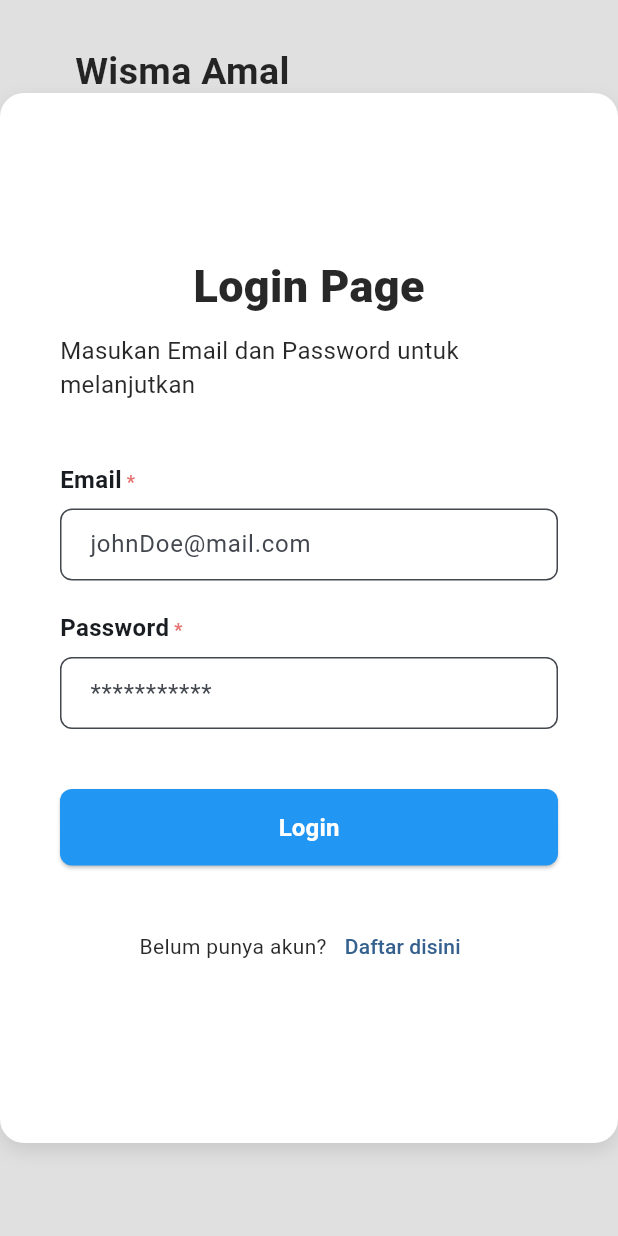
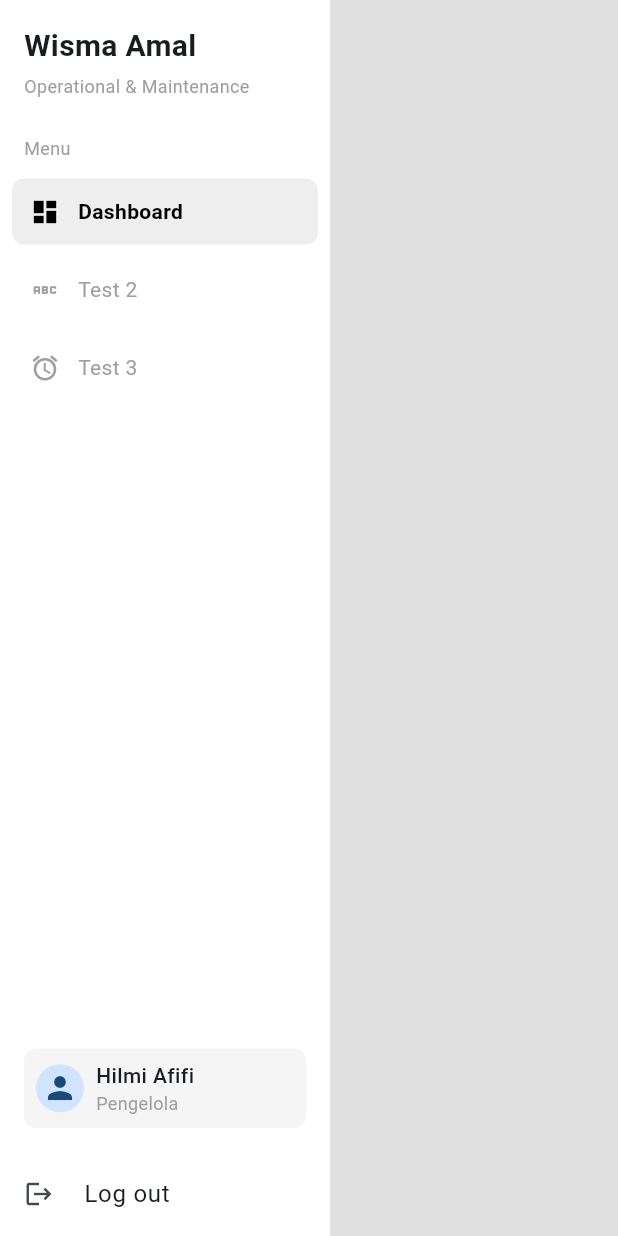
Before and after one commit to rizaldinata/fe_wisma_amal_gorontalo, a Flutter app: the screen it shows after launch, after a tap on "Login", on a phone screen of 412 x 824 dp. Run offline on Flutter 3.47's test engine with Material 3 defaults, Android fonts, the light colour scheme and no system bars; our stand-ins replace go_router, google_fonts.

Commit message:
feat(login):implement sidebar

```diff
--- a/lib/core/constant/route_constant.dart
+++ b/lib/core/constant/route_constant.dart
@@ -3,16 +3,17 @@ class RouteConstant {
   // Kalau nggak diawali / → berarti child/nested
 
   //splash page
-  static const String splashPath = '/';
-  static const String splash = 'splash';
+  static const String rootPath = '/';
+  static const String rootName = 'root';
 
   //auth page
   static const String loginPath = '/login';
-  static const String login = 'login';
+  static const String loginName = 'login';
 
-  static const String register = 'register';
   static const String registerPath = '/register';
+  static const String registerName = 'register';
 
   //dashboard page
-  static const String dashboard = '/dashboard';
+  static const String dashboardPath = '/dashboard';
+  static const String dashboardName = 'dashboard';
 }
--- a/lib/core/constant/style_constant.dart
+++ b/lib/core/constant/style_constant.dart
@@ -6,4 +6,7 @@ class StyleConstant {
   static final TextStyle customTextStyle = GoogleFonts.roboto(
     textStyle: TextStyle(color: _textColor),
   );
+  static final Color primaryColor = Colors.blue;
+  static final Color secondaryColor = Colors.blueAccent;
+  static final Color backgroundColor = Colors.grey.shade300;
 }
--- a/lib/core/navigation/go_router.dart
+++ b/lib/core/navigation/go_router.dart
@@ -1,21 +1,100 @@
 import 'package:flutter/material.dart';
 import 'package:frontend/core/constant/route_constant.dart';
+import 'package:frontend/core/constant/style_constant.dart';
 import 'package:frontend/presentation/pages/auth/login_page.dart';
 import 'package:frontend/presentation/pages/auth/register_page.dart';
+import 'package:frontend/presentation/pages/dashboard/dashboard.dart';
+import 'package:frontend/presentation/widget/sidebar.dart';
 import 'package:go_router/go_router.dart';
 
 class AppRouter {
   final GoRouter router = GoRouter(
-    initialLocation: RouteConstant.login,
+    initialLocation: RouteConstant.rootPath,
+    redirect: (context, state) {
+      // Redirect from root to login page
+      print('Current path: ${state.fullPath}');
+      if (state.fullPath == RouteConstant.rootPath) {
+        return RouteConstant.loginPath;
+      }
+      return null;
+    },
     routes: <RouteBase>[
+      // ShellRoute untuk membuat layout dasar dengan sidebar kiri
+      ShellRoute(
+        builder: (context, state, child) {
+          return Scaffold(
+            backgroundColor: StyleConstant.backgroundColor,
+            body: Row(
+              children: [
+                CustomSidebar(
+                  currentRoute: state.fullPath!,
+                  items: [
+                    SidebarItem(
+                      label: 'Dashboard',
+                      icon: Icons.dashboard,
+                      route: RouteConstant.dashboardPath,
+                    ),
+                    SidebarItem(
+                      label: 'Test 2',
+                      icon: Icons.abc,
+                      route: '/test2',
+                    ),
+                    SidebarItem(
+                      label: 'Test 3',
+                      icon: Icons.access_alarm,
+                      route: '/test3',
+                    ),
+                  ],
+                ),
+              ],
+            ),
+          );
+        },
+        routes: [
+          GoRoute(
+            path: RouteConstant.rootPath,
+            redirect: (context, state) {
+              return RouteConstant.dashboardPath;
+            },
+          ),
+          GoRoute(
+            path: RouteConstant.dashboardPath,
+            name: RouteConstant.dashboardName,
+            builder: (context, state) => DashboardPage(),
+          ),
+
+          //route testing
+          GoRoute(
+            path: '/test2',
+            name: 'test2',
+            builder: (context, state) => Center(child: Text('Test 2 Page')),
+          ),
+          GoRoute(
+            path: '/test3',
+            name: 'test3',
+            builder: (context, state) => Center(child: Text('Test 3 Page')),
+          ),
+        ],
+      ),
+
+      // regular routes
       GoRoute(
-        path: RouteConstant.login,
+        path: RouteConstant.loginPath,
+        name: RouteConstant.loginName,
         builder: (context, state) => LoginPage(),
       ),
       GoRoute(
-        path: RouteConstant.register,
+        path: RouteConstant.registerPath,
+        name: RouteConstant.registerName,
         builder: (context, state) => RegisterPage(),
       ),
     ],
   );
 }
+
+int _getSelectedIndex(String location) {
+  if (location.startsWith(RouteConstant.dashboardPath)) return 0;
+  if (location.startsWith('/test2')) return 1;
+  if (location.startsWith('/test3')) return 2;
+  return 0;
+}
--- a/lib/core/navigation/routes.dart
+++ /dev/null
@@ -1,26 +0,0 @@
-import 'package:flutter/material.dart';
-import 'package:frontend/core/constant/route_constant.dart';
-import 'package:frontend/presentation/pages/auth/login_page.dart';
-
-class RouteGenerator {
-  static Route<dynamic> generateRoute(RouteSettings settings) {
-    switch (settings.name) {
-      case RouteConstant.login:
-        return MaterialPageRoute(builder: (_) => LoginPage());
-      default:
-        return _errorRoute();
-    }
-  }
-
-  static Route<dynamic> _errorRoute() {
-    return MaterialPageRoute(
-      builder: (_) => Scaffold(body: Center(child: Text('Page not found'))),
-    );
-  }
-}
-
-class ScreenArguments<T> {
-  final T data;
-
-  ScreenArguments(this.data);
-}
--- a/lib/presentation/pages/auth/login_page.dart
+++ b/lib/presentation/pages/auth/login_page.dart
@@ -82,7 +82,13 @@ class LoginPage extends StatelessWidget {
                     ),
                     SizedBox(height: 40),
 
-                    BasicButton(onPressed: () {}, label: 'Login'),
+                    BasicButton(
+                      onPressed: () {
+                        print('Login pressed');
+                        context.goNamed(RouteConstant.dashboardName);
+                      },
+                      label: 'Login',
+                    ),
                     SizedBox(height: 30),
                     Row(
                       mainAxisAlignment: MainAxisAlignment.center,
@@ -93,7 +99,7 @@ class LoginPage extends StatelessWidget {
                         ),
                         TextButton(
                           onPressed: () {
-                            context.go(RouteConstant.register);
+                            context.goNamed(RouteConstant.registerName);
                           },
                           child: Text('Daftar disini'),
                         ),
--- a/lib/presentation/pages/auth/register_page.dart
+++ b/lib/presentation/pages/auth/register_page.dart
@@ -90,7 +90,7 @@ class RegisterPage extends StatelessWidget {
 
                     BasicButton(
                       onPressed: () {
-                        context.go(RouteConstant.login);
+                        context.go(RouteConstant.loginName);
                       },
                       label: 'Login',
                     ),
@@ -104,7 +104,7 @@ class RegisterPage extends StatelessWidget {
                         ),
                         TextButton(
                           onPressed: () {
-                            context.go(RouteConstant.login);
+                            context.goNamed(RouteConstant.loginName);
                           },
                           child: Text('Login disini'),
                         ),
--- /dev/null
+++ b/lib/presentation/pages/dashboard/dashboard.dart
@@ -0,0 +1,10 @@
+import 'package:flutter/material.dart';
+
+class DashboardPage extends StatelessWidget {
+  const DashboardPage({super.key});
+
+  @override
+  Widget build(BuildContext context) {
+    return Center(child: Text('Dashboard Page'));
+  }
+}
--- /dev/null
+++ b/lib/presentation/widget/sidebar.dart
@@ -0,0 +1,138 @@
+import 'package:flutter/material.dart';
+import 'package:go_router/go_router.dart';
+
+class SidebarItem {
+  final String label;
+  final IconData icon;
+  final String route;
+
+  SidebarItem({required this.label, required this.icon, required this.route});
+} // model di atas
+
+class CustomSidebar extends StatelessWidget {
+  final String currentRoute;
+  final List<SidebarItem> items;
+
+  const CustomSidebar({
+    super.key,
+    required this.currentRoute,
+    required this.items,
+  });
+
+  @override
+  Widget build(BuildContext context) {
+    return Container(
+      width: 220,
+      color: Colors.white,
+      child: Column(
+        crossAxisAlignment: CrossAxisAlignment.start,
+        children: [
+          // Header
+          Padding(
+            padding: const EdgeInsets.all(16.0),
+            child: Column(
+              crossAxisAlignment: CrossAxisAlignment.start,
+              children: const [
+                Text(
+                  "Wisma Amal",
+                  style: TextStyle(fontSize: 20, fontWeight: FontWeight.bold),
+                ),
+                SizedBox(height: 4),
+                Text(
+                  "Operational & Maintenance",
+                  style: TextStyle(fontSize: 12, color: Colors.grey),
+                ),
+              ],
+            ),
+          ),
+          const Padding(
+            padding: EdgeInsets.symmetric(horizontal: 16.0, vertical: 8),
+            child: Text(
+              "Menu",
+              style: TextStyle(fontSize: 12, color: Colors.grey),
+            ),
+          ),
+
+          // Menu items dari list
+          ...items.map((item) => _buildMenuItem(context, item)),
+
+          const Spacer(),
+
+          // Profile
+          Padding(
+            padding: const EdgeInsets.all(16.0),
+            child: InkWell(
+              onTap: () {},
+              child: Container(
+                padding: const EdgeInsets.all(8),
+                decoration: BoxDecoration(
+                  color: Colors.grey[100],
+                  borderRadius: BorderRadius.circular(8),
+                ),
+                child: Row(
+                  children: [
+                    const CircleAvatar(radius: 16, child: Icon(Icons.person)),
+                    const SizedBox(width: 8),
+                    Column(
+                      crossAxisAlignment: CrossAxisAlignment.start,
+                      children: const [
+                        Text(
+                          "Hilmi Afifi",
+                          style: TextStyle(fontWeight: FontWeight.w500),
+                        ),
+                        Text(
+                          "Pengelola",
+                          style: TextStyle(fontSize: 12, color: Colors.grey),
+                        ),
+                      ],
+                    ),
+                  ],
+                ),
+              ),
+            ),
+          ),
+
+          ListTile(
+            leading: const Icon(Icons.logout, size: 20),
+            title: const Text("Log out"),
+            onTap: () => context.go("/login"),
+          ),
+        ],
+      ),
+    );
+  }
+
+  Widget _buildMenuItem(BuildContext context, SidebarItem item) {
+    final bool isSelected = currentRoute == item.route;
+
+    return InkWell(
+      onTap: () => context.go(item.route),
+      child: Container(
+        margin: const EdgeInsets.symmetric(horizontal: 8, vertical: 4),
+        padding: const EdgeInsets.symmetric(horizontal: 12, vertical: 12),
+        decoration: BoxDecoration(
+          color: isSelected ? Colors.grey[200] : Colors.transparent,
+          borderRadius: BorderRadius.circular(8),
+        ),
+        child: Row(
+          children: [
+            Icon(
+              item.icon,
+              size: 20,
+              color: isSelected ? Colors.black : Colors.grey,
+            ),
+            const SizedBox(width: 12),
+            Text(
+              item.label,
+              style: TextStyle(
+                fontSize: 14,
+                fontWeight: isSelected ? FontWeight.bold : FontWeight.normal,
+                color: isSelected ? Colors.black : Colors.grey,
+              ),
+            ),
+          ],
+        ),
+      ),
+    );
+  }
+}
```
Also changed, not shown: lib/data/model/readme.txt (deleted), lib/presentation/widget/basicScaffold.dart (deleted).
